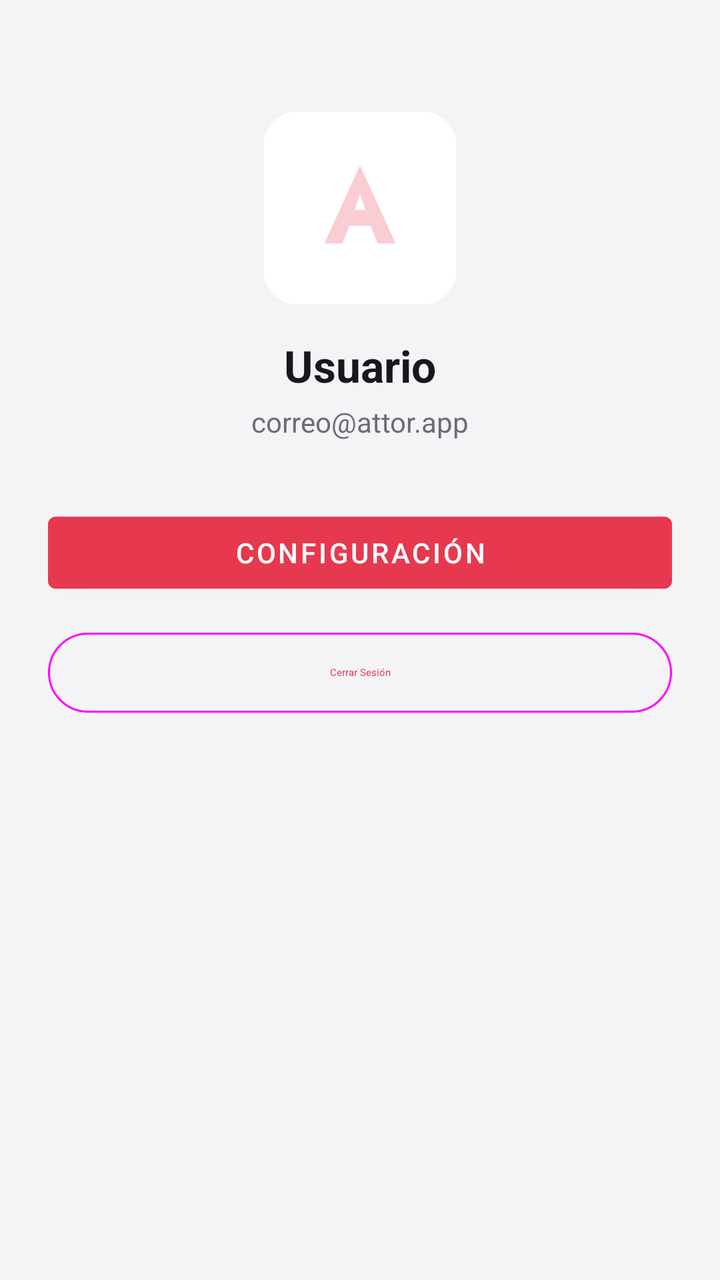
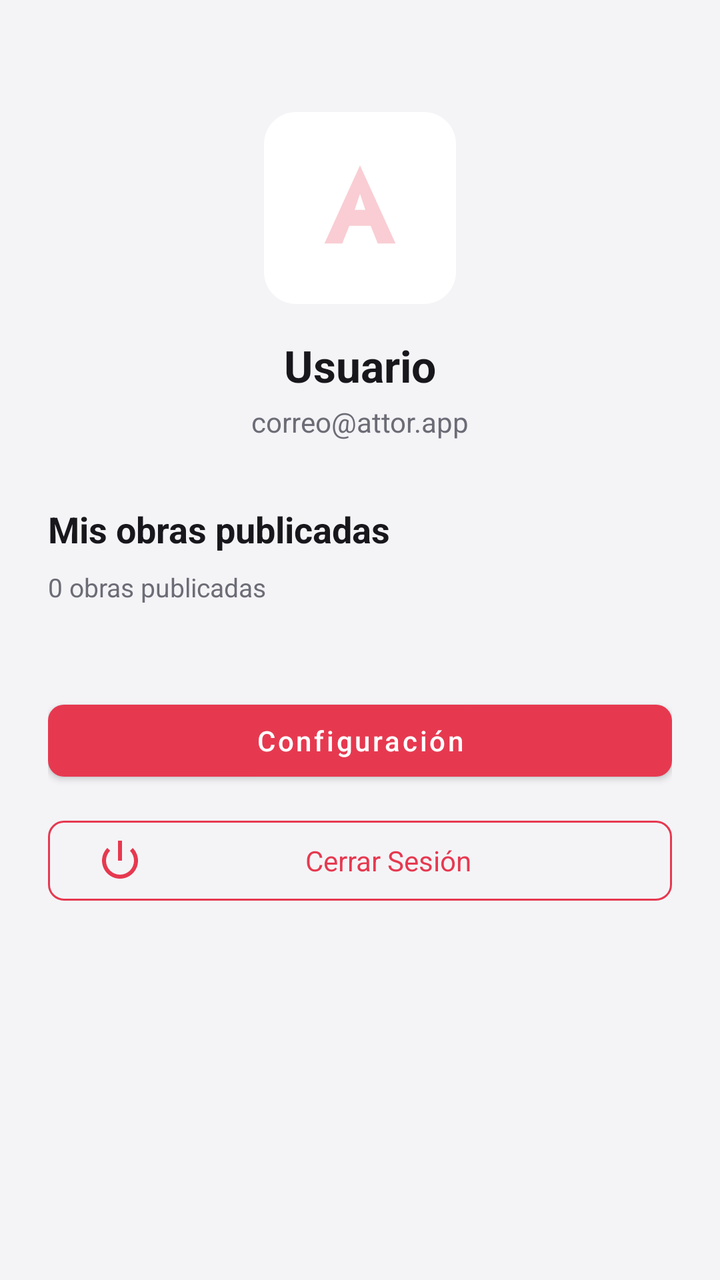

The first picture is an Android layout as it rendered before a commit; the second is the same layout after the commit. The layout source and the unified diff follow.
<!-- AndroidManifest.xml: application theme Theme.Attor -->
<!-- res/layout/activity_profile.xml -->
<?xml version="1.0" encoding="utf-8"?>
<LinearLayout xmlns:android="http://schemas.android.com/apk/res/android"
    android:layout_width="match_parent"
    android:layout_height="match_parent"
    android:orientation="vertical"
    android:padding="24dp"
    android:gravity="center_horizontal"
    android:background="@color/background_primary">

    <ImageView
        android:layout_width="96dp"
        android:layout_height="96dp"
        android:src="@drawable/ic_placeholder_mark"
        android:layout_marginTop="32dp"
        android:background="@drawable/bg_card_rounded" />

    <TextView
        android:id="@+id/txtName"
        android:layout_width="wrap_content"
        android:layout_height="wrap_content"
        android:text="Usuario"
        android:textSize="22sp"
        android:textStyle="bold"
        android:textColor="@color/text_primary"
        android:layout_marginTop="16dp" />

    <TextView
        android:id="@+id/txtEmail"
        android:layout_width="wrap_content"
        android:layout_height="wrap_content"
        android:text="correo@attor.app"
        android:textSize="14sp"
        android:textColor="@color/text_secondary"
        android:layout_marginTop="4dp" />

    <Button
        android:id="@+id/btnSettings"
        android:layout_width="match_parent"
        android:layout_height="wrap_content"
        android:text="Configuración"
        android:layout_marginTop="32dp"
        android:backgroundTint="@color/accent_red" />

    <Button
        android:id="@+id/btnLogout"
        android:layout_width="match_parent"
        android:layout_height="wrap_content"
        android:text="Cerrar Sesión"
        android:layout_marginTop="12dp"
        style="@style/Widget.Material3.Button.OutlinedButton" />

</LinearLayout>
<!-- resources referenced by this layout -->
<resources>
  <color name="accent_red">#E63950</color>
  <color name="background_primary">#F4F4F7</color>
  <color name="text_primary">#17171C</color>
  <color name="text_secondary">#6C6C76</color>
  <!-- drawable bg_card_rounded (drawable) -->
  <?xml version="1.0" encoding="utf-8"?>
  <shape xmlns:android="http://schemas.android.com/apk/res/android" android:shape="rectangle">
      <solid android:color="@color/surface_card" />
      <corners android:radius="16dp" />
  </shape>
  <!-- drawable ic_placeholder_mark (drawable) -->
  <?xml version="1.0" encoding="utf-8"?>
  <vector xmlns:android="http://schemas.android.com/apk/res/android"
      android:width="108dp" android:height="108dp"
      android:viewportWidth="108" android:viewportHeight="108">
      <path android:fillColor="#40E63950" android:pathData="M34,74 L54,30 L74,74 L64,74 L60,64 L48,64 L44,74 Z M51,55 L57,55 L54,46 Z" />
  </vector>
  <style name="Theme.Attor" parent="Theme.MaterialComponents.DayNight.NoActionBar">
          <item name="colorPrimary">@color/accent_red</item>
          <item name="colorPrimaryDark">@color/accent_red_dark</item>
          <item name="colorAccent">@color/accent_red</item>
          <item name="android:windowBackground">@color/background_primary</item>
          <item name="android:statusBarColor" tools:targetApi="21">@color/background_primary</item>
          <item name="android:navigationBarColor" tools:targetApi="21">@color/bottom_nav_bg</item>
      </style>
  <color name="surface_card">#FFFFFF</color>
  <color name="accent_red_dark">#C22C40</color>
  <color name="bottom_nav_bg">#FFFFFF</color>
</resources>

<!-- the commit's change to res/layout/activity_profile.xml (unified diff, before → after) -->
@@ -1,52 +1,206 @@
+<?xml version="1.0" encoding="utf-8"?>
+<androidx.core.widget.NestedScrollView xmlns:android="http://schemas.android.com/apk/res/android"
+    xmlns:app="http://schemas.android.com/apk/res-auto"
+    xmlns:tools="http://schemas.android.com/tools"
+    android:layout_width="match_parent"
+    android:layout_height="match_parent"
+    android:background="@color/background_primary"
+    android:fillViewport="true">
+
+    <LinearLayout
+        android:layout_width="match_parent"
+        android:layout_height="wrap_content"
+        android:orientation="vertical"
+        android:padding="24dp">
+
+        
+        <LinearLayout
+            android:layout_width="match_parent"
+            android:layout_height="wrap_content"
+            android:orientation="vertical"
+            android:gravity="center_horizontal"
+            android:paddingTop="32dp">
+
+            <ImageView
+                android:layout_width="96dp"
+                android:layout_height="96dp"
+                android:src="@drawable/ic_placeholder_mark"
+                android:background="@drawable/bg_card_rounded" />
+
+            <TextView
+                android:id="@+id/txtName"
+                android:layout_width="wrap_content"
+                android:layout_height="wrap_content"
+                android:text="Usuario"
+                android:textSize="22sp"
+                android:textStyle="bold"
+                android:textColor="@color/text_primary"
+                android:layout_marginTop="16dp" />
+
+            <TextView
+                android:id="@+id/txtEmail"
+                android:layout_width="wrap_content"
+                android:layout_height="wrap_content"
+                android:text="correo@attor.app"
+                android:textSize="14sp"
+                android:textColor="@color/text_secondary"
+                android:layout_marginTop="4dp" />
+
+        </LinearLayout>
+
+        
+        <TextView
+            android:id="@+id/txtMyWorksTitle"
+            android:layout_width="match_parent"
+            android:layout_height="wrap_content"
+            android:text="@string/profile_my_works"
+            android:textColor="@color/text_primary"
+            android:textSize="18sp"
+            android:textStyle="bold"
+            android:layout_marginTop="32dp"
+            android:layout_marginBottom="8dp" />
+
+        <TextView
+            android:id="@+id/txtWorksCount"
+            android:layout_width="match_parent"
+            android:layout_height="wrap_content"
+            android:text="0 obras publicadas"
+            android:textColor="@color/text_secondary"
+            android:textSize="13sp"
+            android:layout_marginBottom="12dp" />
+
+        <androidx.recyclerview.widget.RecyclerView
+            android:id="@+id/rvMyWorks"
+            android:layout_width="match_parent"
+            android:layout_height="wrap_content"
+            android:nestedScrollingEnabled="false"
+            tools:listitem="@layout/item_book_card" />
+
+        
+        <LinearLayout
+            android:layout_width="match_parent"
+            android:layout_height="wrap_content"
+            android:orientation="vertical"
+            android:layout_marginTop="32dp"
+            android:layout_marginBottom="24dp">
+
+            <com.google.android.material.button.MaterialButton
+                android:id="@+id/btnSettings"
+                android:layout_width="match_parent"
+                android:layout_height="48dp"
+                android:text="Configuración"
+                android:textAllCaps="false"
+                android:textSize="14sp"
+                app:backgroundTint="@color/accent_red"
+                android:textColor="@color/white"
+                app:cornerRadius="8dp" />
+
+            <com.google.android.material.button.MaterialButton
+                android:id="@+id/btnLogout"
+                android:layout_width="match_parent"
+                android:layout_height="48dp"
+                android:layout_marginTop="12dp"
+                android:text="Cerrar Sesión"
+                android:textAllCaps="false"
+                android:textSize="14sp"
+                style="@style/Widget.Material3.Button.OutlinedButton"
+                app:strokeColor="@color/accent_red"
+                android:textColor="@color/accent_red"
+                app:cornerRadius="8dp"
+                app:icon="@android:drawable/ic_lock_power_off"
+                app:iconTint="@color/accent_red" />
+
+        </LinearLayout>
+
+    </LinearLayout>
+</androidx.core.widget.NestedScrollView>
+<!-- res/layout/item_book_card.xml (included above) -->
 <?xml version="1.0" encoding="utf-8"?>
 <LinearLayout xmlns:android="http://schemas.android.com/apk/res/android"
+    xmlns:app="http://schemas.android.com/apk/res-auto"
     android:layout_width="match_parent"
-    android:layout_height="match_parent"
-    android:orientation="vertical"
-    android:padding="24dp"
-    android:gravity="center_horizontal"
-    android:background="@color/background_primary">
-
-    <ImageView
-        android:layout_width="96dp"
-        android:layout_height="96dp"
-        android:src="@drawable/ic_placeholder_mark"
-        android:layout_marginTop="32dp"
-        android:background="@drawable/bg_card_rounded" />
+    android:layout_height="wrap_content"
+    android:layout_margin="6dp"
+    android:orientation="vertical">
+
+    <androidx.cardview.widget.CardView
+        android:layout_width="match_parent"
+        android:layout_height="wrap_content"
+        app:cardCornerRadius="14dp"
+        app:cardElevation="0dp"
+        app:cardBackgroundColor="@color/surface_card">
+
+        <androidx.constraintlayout.widget.ConstraintLayout
+            android:layout_width="match_parent"
+            android:layout_height="wrap_content">
+
+            <ImageView
+                android:id="@+id/imgCover"
+                android:layout_width="0dp"
+                android:layout_height="0dp"
+                android:scaleType="centerCrop"
+                android:contentDescription="@null"
+                android:background="@color/surface_input"
+                android:src="@drawable/placeholder_cover"
+                app:layout_constraintDimensionRatio="3:4"
+                app:layout_constraintTop_toTopOf="parent"
+                app:layout_constraintStart_toStartOf="parent"
+                app:layout_constraintEnd_toEndOf="parent" />
+
+            <TextView
+                android:id="@+id/txtFormatBadge"
+                android:layout_width="wrap_content"
+                android:layout_height="wrap_content"
+                android:layout_margin="8dp"
+                android:background="@drawable/bg_chip_selected"
+                android:paddingStart="8dp"
+                android:paddingTop="3dp"
+                android:paddingEnd="8dp"
+                android:paddingBottom="3dp"
+                android:text="Novela"
+                android:textColor="@color/white"
+                android:textSize="10sp"
+                app:layout_constraintTop_toTopOf="@id/imgCover"
+                app:layout_constraintStart_toStartOf="@id/imgCover" />
+
+        </androidx.constraintlayout.widget.ConstraintLayout>
+    </androidx.cardview.widget.CardView>
 
     <TextView
-        android:id="@+id/txtName"
-        android:layout_width="wrap_content"
-        android:layout_height="wrap_content"
-        android:text="Usuario"
-        android:textSize="22sp"
-        android:textStyle="bold"
+        android:id="@+id/txtTitle"
+        android:layout_width="match_parent"
+        android:layout_height="wrap_content"
+        android:layout_marginTop="8dp"
+        android:maxLines="1"
+        android:ellipsize="end"
+        android:text="El Herrero de Almas"
         android:textColor="@color/text_primary"
-        android:layout_marginTop="16dp" />
-
-    <TextView
-        android:id="@+id/txtEmail"
-        android:layout_width="wrap_content"
-        android:layout_height="wrap_content"
-        android:text="correo@attor.app"
-        android:textSize="14sp"
-        android:textColor="@color/text_secondary"
-        android:layout_marginTop="4dp" />
-
-    <Button
-        android:id="@+id/btnSettings"
-        android:layout_width="match_parent"
-        android:layout_height="wrap_content"
-        android:text="Configuración"
-        android:layout_marginTop="32dp"
-        android:backgroundTint="@color/accent_red" />
-
-    <Button
-        android:id="@+id/btnLogout"
-        android:layout_width="match_parent"
-        android:layout_height="wrap_content"
-        android:text="Cerrar Sesión"
-        android:layout_marginTop="12dp"
-        style="@style/Widget.Material3.Button.OutlinedButton" />
+        android:textSize="13sp"
+        android:textStyle="bold" />
+
+    <LinearLayout
+        android:layout_width="match_parent"
+        android:layout_height="wrap_content"
+        android:orientation="horizontal">
+
+        <TextView
+            android:id="@+id/txtAuthor"
+            android:layout_width="0dp"
+            android:layout_height="wrap_content"
+            android:layout_weight="1"
+            android:maxLines="1"
+            android:ellipsize="end"
+            android:text="Kaelen Voss"
+            android:textColor="@color/text_secondary"
+            android:textSize="11sp" />
+
+        <TextView
+            android:id="@+id/txtRating"
+            android:layout_width="wrap_content"
+            android:layout_height="wrap_content"
+            android:text="★ 4.9"
+            android:textColor="@color/star_gold"
+            android:textSize="11sp" />
+    </LinearLayout>
 
 </LinearLayout>
<!-- resource entries referenced after the edit -->
@@ -2,13 +2,21 @@
 <resources>
   <color name="accent_red">#E63950</color>
   <color name="background_primary">#F4F4F7</color>
+  <color name="star_gold">#C98A1F</color>
   <color name="text_primary">#17171C</color>
   <color name="text_secondary">#6C6C76</color>
+  <color name="white">#FFFFFF</color>
   <!-- drawable bg_card_rounded (drawable) -->
   <?xml version="1.0" encoding="utf-8"?>
   <shape xmlns:android="http://schemas.android.com/apk/res/android" android:shape="rectangle">
       <solid android:color="@color/surface_card" />
       <corners android:radius="16dp" />
+  </shape>
+  <!-- drawable bg_chip_selected (drawable) -->
+  <?xml version="1.0" encoding="utf-8"?>
+  <shape xmlns:android="http://schemas.android.com/apk/res/android" android:shape="rectangle">
+      <solid android:color="@color/accent_red" />
+      <corners android:radius="20dp" />
   </shape>
   <!-- drawable ic_placeholder_mark (drawable) -->
   <?xml version="1.0" encoding="utf-8"?>
@@ -17,6 +25,13 @@
       android:viewportWidth="108" android:viewportHeight="108">
       <path android:fillColor="#40E63950" android:pathData="M34,74 L54,30 L74,74 L64,74 L60,64 L48,64 L44,74 Z M51,55 L57,55 L54,46 Z" />
   </vector>
+  <!-- drawable placeholder_cover (drawable) -->
+  <?xml version="1.0" encoding="utf-8"?>
+  <layer-list xmlns:android="http://schemas.android.com/apk/res/android">
+      <item android:drawable="@drawable/bg_placeholder_cover" />
+      <item android:width="56dp" android:height="56dp" android:gravity="center" android:drawable="@drawable/ic_placeholder_mark" />
+  </layer-list>
+  <string name="profile_my_works">Mis obras publicadas</string>
   <style name="Theme.Attor" parent="Theme.MaterialComponents.DayNight.NoActionBar">
           <item name="colorPrimary">@color/accent_red</item>
           <item name="colorPrimaryDark">@color/accent_red_dark</item>
@@ -25,8 +40,15 @@
           <item name="android:statusBarColor" tools:targetApi="21">@color/background_primary</item>
           <item name="android:navigationBarColor" tools:targetApi="21">@color/bottom_nav_bg</item>
       </style>
+  <!-- drawable bg_placeholder_cover (drawable) -->
+  <?xml version="1.0" encoding="utf-8"?>
+  <shape xmlns:android="http://schemas.android.com/apk/res/android" android:shape="rectangle">
+      <gradient android:type="linear" android:angle="315" android:startColor="@color/surface_input" android:endColor="@color/background_secondary" />
+  </shape>
   <color name="surface_card">#FFFFFF</color>
+  <color name="surface_input">#ECECF1</color>
   <color name="accent_red_dark">#C22C40</color>
   <color name="bottom_nav_bg">#FFFFFF</color>
+  <color name="background_secondary">#FFFFFF</color>
 </resources>
 
